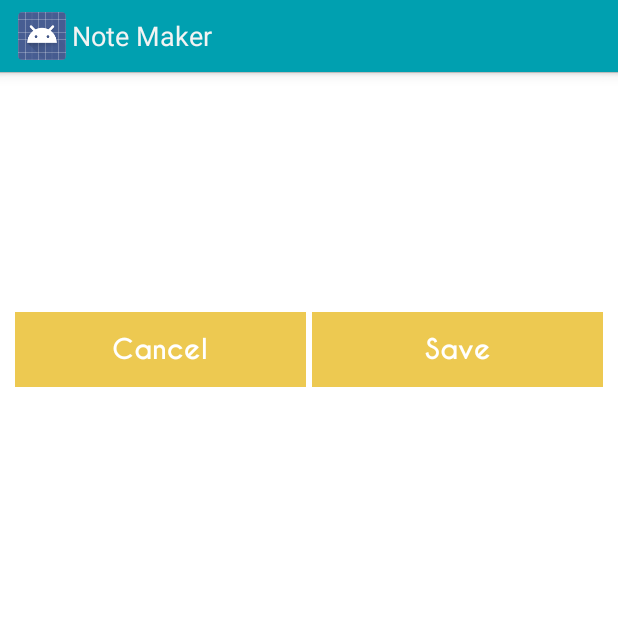
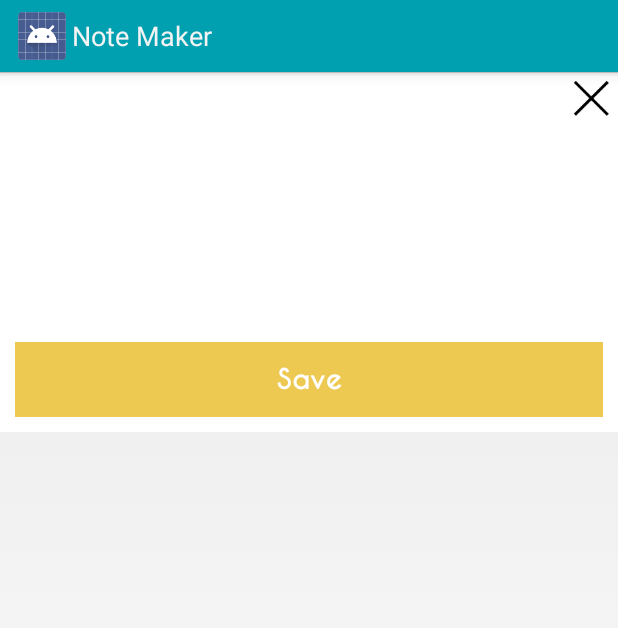
Before and after one commit to RosyTucker/NoteMaker, an Android app: the layout add_note_dialog.xml on its own in the app's theme, with its tools: preview values and no code run, on a phone screen of 412 x 824 dp. Shown: the top 628 px of the screen. Run offline under Robolectric (Android 15) with nearby library versions, the phone set to English and light mode, and no system bars.

Commit message:
Change Icons

```diff
--- a/notemaker/src/main/AndroidManifest.xml
+++ b/notemaker/src/main/AndroidManifest.xml
@@ -9,10 +9,10 @@
         android:theme="@style/AppTheme" >
         <activity
             android:name=".MainActivity"
+            android:icon="@mipmap/pencil"
             android:label="@string/app_name" >
             <intent-filter>
                 <action android:name="android.intent.action.MAIN" />
-
                 <category android:name="android.intent.category.LAUNCHER" />
             </intent-filter>
         </activity>
--- a/notemaker/src/main/java/uk/co/iceroad/notemaker/MainActivity.java
+++ b/notemaker/src/main/java/uk/co/iceroad/notemaker/MainActivity.java
@@ -52,12 +52,12 @@ public class MainActivity extends Activity {
 
     private void showAddNoteDialog() {
         LayoutInflater inflater = (LayoutInflater) getSystemService(LAYOUT_INFLATER_SERVICE);
-        View layout = inflater.inflate(R.layout.add_note_dialog, (ViewGroup) findViewById(R.id.layout_root));
+        View layout = inflater.inflate(R.layout.add_note_dialog, (ViewGroup) findViewById(R.id.dialog));
 
         final AlertDialog newNoteDialog =  new AlertDialog.Builder(this).setView(layout).create();
         newNoteDialog.show();
 
-        final EditText noteEditText = (EditText) newNoteDialog.findViewById(R.id.noteEditText);
+        final EditText noteEditText = (EditText) newNoteDialog.findViewById(R.id.noteEditField);
         Button saveButton =(Button) newNoteDialog.findViewById(R.id.saveButton);
         Button cancelButton = (Button) newNoteDialog.findViewById(R.id.cancelButton);
 
--- a/notemaker/src/main/res/layout/add_note_dialog.xml
+++ b/notemaker/src/main/res/layout/add_note_dialog.xml
@@ -1,51 +1,41 @@
-<LinearLayout xmlns:android="http://schemas.android.com/apk/res/android"
-    android:id="@+id/layout_root"
-    android:layout_width="fill_parent"
-    android:layout_height="fill_parent"
+<?xml version="1.0" encoding="utf-8"?>
+<RelativeLayout xmlns:android="http://schemas.android.com/apk/res/android"
+                android:layout_width="match_parent"
+                android:layout_height="wrap_content"
+                android:id="@+id/dialog"
                 android:background="@color/white"
-    android:orientation="vertical"
-    android:padding="10dp" >
+                android:orientation="vertical">
 
     <uk.co.iceroad.notemaker.CustomFontEditText
-            android:id="@+id/noteEditText"
+            android:layout_margin="10dip"
+            android:id="@+id/noteEditField"
             android:layout_width="match_parent"
             android:layout_height="150dip"
-            android:background="@color/white"
+            android:padding="5dip"
             android:textSize="@dimen/normalFontSize"
-            android:layout_gravity="top"
-            android:inputType="textMultiLine|textCapSentences" >
+            android:inputType="textMultiLine|textCapSentences"
+            android:layout_alignParentTop="true"
+            android:background="@color/white">
     </uk.co.iceroad.notemaker.CustomFontEditText>
-
-    <LinearLayout
-        android:layout_width="fill_parent"
-        android:layout_height="50dip"
-        android:orientation="horizontal" >
-
-        <uk.co.iceroad.notemaker.CustomFontButton
-                android:id="@+id/cancelButton"
-                android:layout_width="match_parent"
-                android:layout_height="50dip"
-                android:layout_weight="0.5"
-                android:layout_marginEnd="2dip"
-                android:layout_marginRight="2dip"
-                android:textSize="@dimen/normalFontSize"
-                android:background="@drawable/yellow_button"
-                android:text="@string/cancel"
-                android:textColor="@color/white"
-                android:layout_gravity="bottom"/>
 
     <uk.co.iceroad.notemaker.CustomFontButton
             android:id="@+id/saveButton"
             android:layout_width="match_parent"
             android:layout_height="50dip"
+            android:layout_margin="10dip"
+            android:layout_below="@id/noteEditField"
             android:background="@drawable/yellow_button"
             android:text="@string/save"
-                android:layout_weight="0.5"
             android:textSize="@dimen/normalFontSize"
-                android:layout_marginStart="2dip"
-                android:layout_marginLeft="2dip"
             android:textColor="@color/white"
             android:layout_gravity="bottom"/>
-    </LinearLayout>
 
-</LinearLayout>
+    <Button
+            android:id="@+id/cancelButton"
+            android:layout_width="35dip"
+            android:layout_height="35dip"
+            android:background="@drawable/close"
+            android:layout_alignParentTop="true"
+            android:layout_alignParentRight="true"
+            android:layout_alignParentEnd="true"/>
+</RelativeLayout>
--- a/notemaker/src/main/res/values/colors.xml
+++ b/notemaker/src/main/res/values/colors.xml
@@ -4,7 +4,7 @@
     <color name="none">#00ffffff</color>
     <color name="teal">#00A0B0</color>
     <color name="red">#CC333F</color>
-    <color name="darkRed">#ff99262f</color>
+    <color name="darkRed">#99262f</color>
     <color name="orange">#EB6841</color>
     <color name="brown">#6A4A3C</color>
     <color name="yellow">#EDC951</color>
```
Also changed, not shown: notemaker/src/main/res/mipmap-hdpi/ic_launcher.png, notemaker/src/main/res/mipmap-hdpi/pencil.png (added), notemaker/src/main/res/mipmap-mdpi/ic_launcher.png, notemaker/src/main/res/mipmap-mdpi/pencil.png (added), notemaker/src/main/res/mipmap-xhdpi/ic_launcher.png, notemaker/src/main/res/mipmap-xhdpi/pencil.png (added), notemaker/src/main/res/mipmap-xxhdpi/ic_launcher.png, notemaker/src/main/res/mipmap-xxhdpi/pencil.png (added), notemaker/src/main/res/mipmap-xxxhdpi/ic_launcher.png (added), notemaker/src/main/res/mipmap-xxxhdpi/pencil.png (added), 3 other files. Lines whose indentation alone changed are shown as unchanged.
